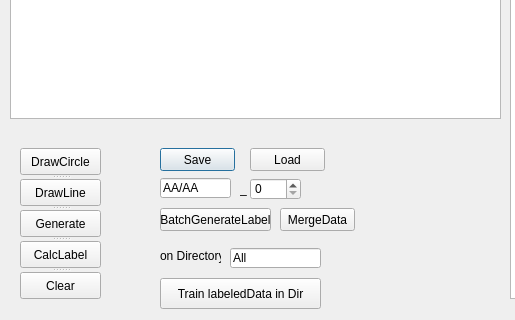
Old version of the form mainWin.ui in the repository alexjean/MakeData; both pictures show x 0 to 515 and y 522 to 842 of the 1243 by 842 pixel window.
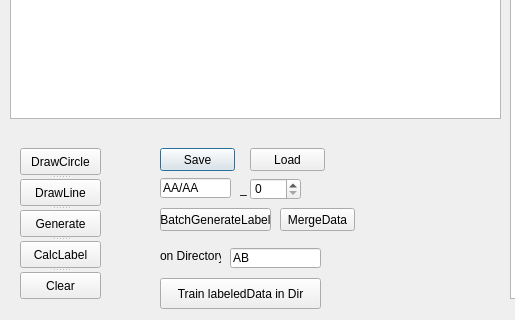
New version of the form.

Commit message: 將邊顏色映設為0-3 , 99以上為3

```diff
--- a/mainWin.ui
+++ b/mainWin.ui
@@ -154,7 +154,7 @@
     </rect>
    </property>
    <property name="text">
-    <string>All</string>
+    <string>AB</string>
    </property>
   </widget>
   <widget class="QPushButton" name="btnTraining">
```
Left out of the diff: 6 changed lines with no effect on the pictures. The commit also changes 2 other files.
